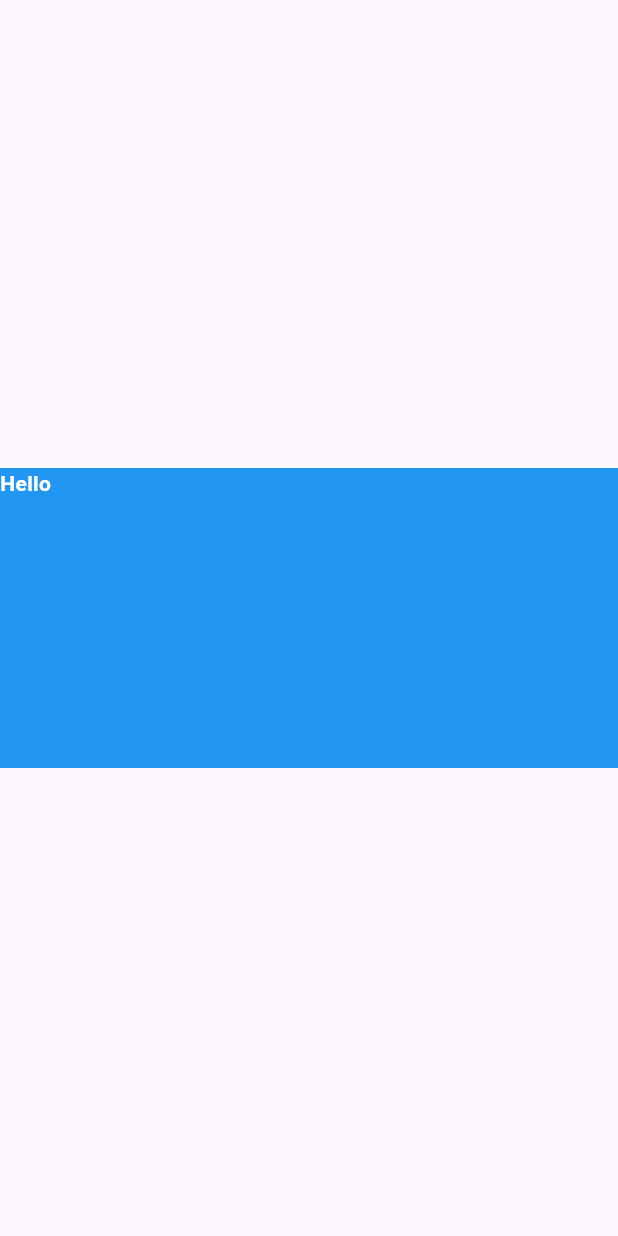
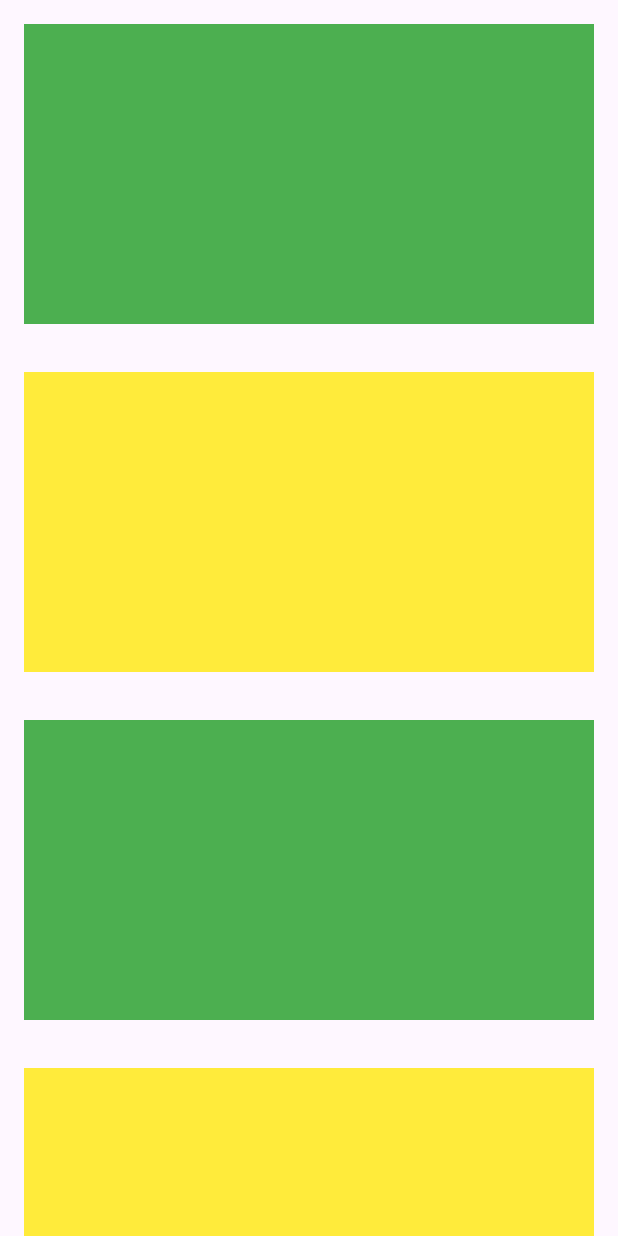
Before and after one commit to Mehedi-hasan-Asif/all_widgets, a Flutter app: the screen it shows after launch, on a phone screen of 412 x 824 dp. Run offline on Flutter 3.47's test engine with Material 3 defaults, Android fonts, the phone set to English and light mode, and no system bars.

Commit message:
Initial commit

```diff
--- a/lib/main.dart
+++ b/lib/main.dart
@@ -11,15 +11,60 @@ class MyFirstApp extends StatelessWidget {
     return MaterialApp(
       debugShowCheckedModeBanner: false,
       home: Scaffold(
-        body: Center(
-          child: Container(
-            height: 200.0,
-            width: double.infinity,
-            color: Colors.blue,
-              child: const Text('Hello',style: TextStyle(color: Colors.white,fontWeight: FontWeight.bold),),
-
-          ),
-        ),
+       body: SingleChildScrollView(
+         child: Column(
+           children: [
+             Container(
+               margin: const EdgeInsets.all(16),
+               height: 200.0,
+               width: double.infinity,
+               color: Colors.green,
+             ),
+             Container(
+               margin: const EdgeInsets.all(16),
+               height: 200.0,
+               width: double.infinity,
+               color: Colors.yellow,
+             ),
+             Container(
+               margin: const EdgeInsets.all(16),
+               height: 200.0,
+               width: double.infinity,
+               color: Colors.green,
+             ),
+             Container(
+               margin: const EdgeInsets.all(16),
+               height: 200.0,
+               width: double.infinity,
+               color: Colors.yellow,
+             ),
+             Container(
+               margin: const EdgeInsets.all(16),
+               height: 200.0,
+               width: double.infinity,
+               color: Colors.green,
+             ),
+             Container(
+               margin: const EdgeInsets.all(16),
+               height: 200.0,
+               width: double.infinity,
+               color: Colors.yellow,
+             ),
+             Container(
+               margin: const EdgeInsets.all(16),
+               height: 200.0,
+               width: double.infinity,
+               color: Colors.green,
+             ),
+             Container(
+               margin: const EdgeInsets.all(16),
+               height: 200.0,
+               width: double.infinity,
+               color: Colors.yellow,
+             )
+           ],
+         ),
+       ),
       ),
     );
   }
```
